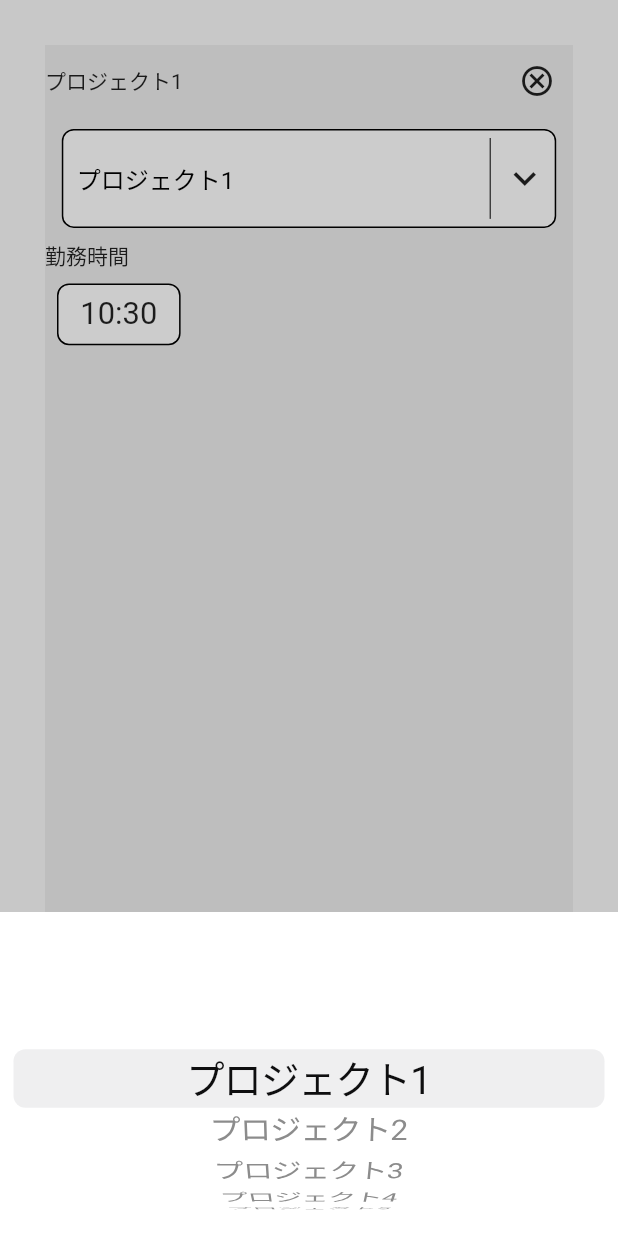
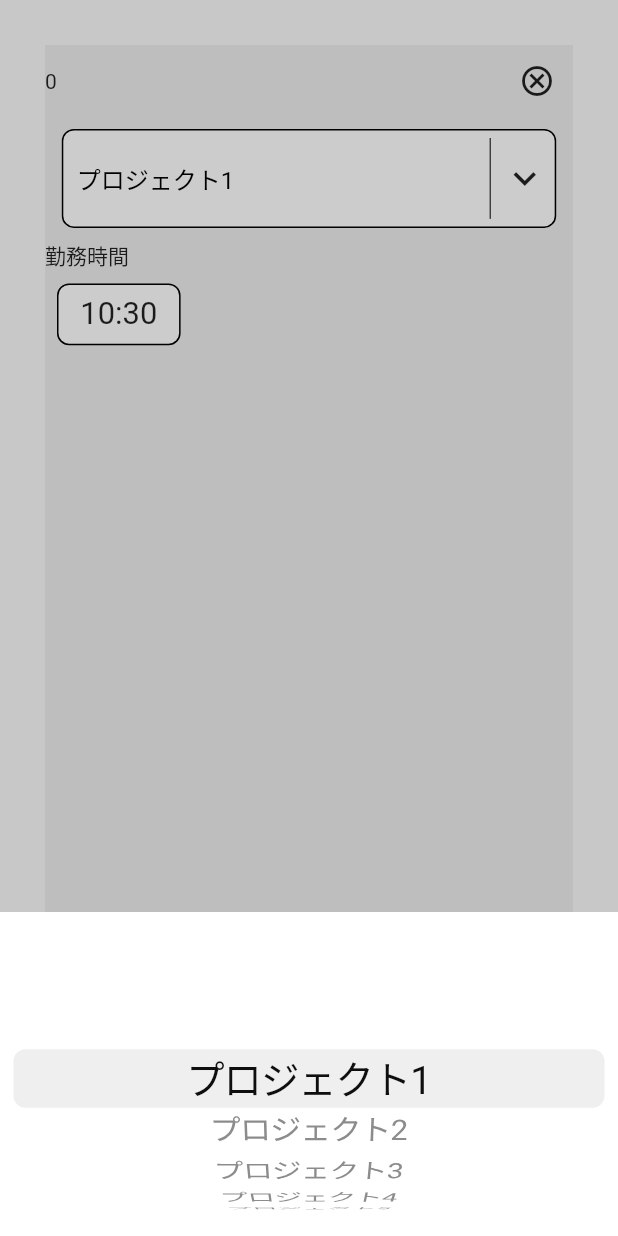
Before and after one commit to kota78/flutter_study_202209, a Flutter app: the ProjectCard widget shown alone on an empty page, opened directly with empty values, after a tap on "プロジェクト1", on a phone screen of 412 x 824 dp. Run offline on Flutter 3.47's test engine with Material 2 defaults, Android fonts, the phone set to English and light mode, and no system bars; our stand-ins replace flutter_riverpod, freezed_annotation.

Commit message:
update providerでWidgetを管理 => 内部情報(id, name, workTime)のみを管理

```diff
--- a/lib/components/project_card.dart
+++ b/lib/components/project_card.dart
@@ -2,11 +2,13 @@ import 'package:flutter/material.dart';
 import 'package:flutter_riverpod/flutter_riverpod.dart';
 import 'package:flutter_study_202209/components/drop_down_list.dart';
 import 'package:flutter_study_202209/components/time_picker.dart';
+import 'package:flutter_study_202209/model/project.dart';
 import 'package:flutter_study_202209/provider/project_addition_provider.dart';
 
 class ProjectCard extends ConsumerWidget {
-  const ProjectCard({Key? key, required this.projectCount}) : super(key: key);
-  final int projectCount;
+  const ProjectCard({Key? key, required this.project}) : super(key: key);
+  final Project project;
+
   @override
   Widget build(BuildContext context, WidgetRef ref) {
     final projectAdditionNotifier = ref.watch(projectAdditionProvider.notifier);
@@ -21,18 +23,18 @@ class ProjectCard extends ConsumerWidget {
         children: [
           Row(
             children: [
-              const Text("プロジェクト"),
-              Text((projectCount + 1).toString()),
+              Text(project.name),
+              Text((project.id).toString()),
               const Spacer(),
               IconButton(
                 icon: const Icon(Icons.cancel_outlined),
                 onPressed: () {
-                  projectAdditionNotifier.removeProject(projectCount);
+                  projectAdditionNotifier.removeProject(project.id);
                 },
               ),
             ],
           ),
-          const DropDownList(),
+          DropDownList(),
           Row(
             mainAxisAlignment: MainAxisAlignment.start,
             children: const [
```
Also changed, not shown: lib/client/fetch_project_data.dart (added, +13 -0 lines), lib/provider/project_addition_provider.dart (+5 -11 lines), lib/views/project_add.dart (+7 -6 lines).
